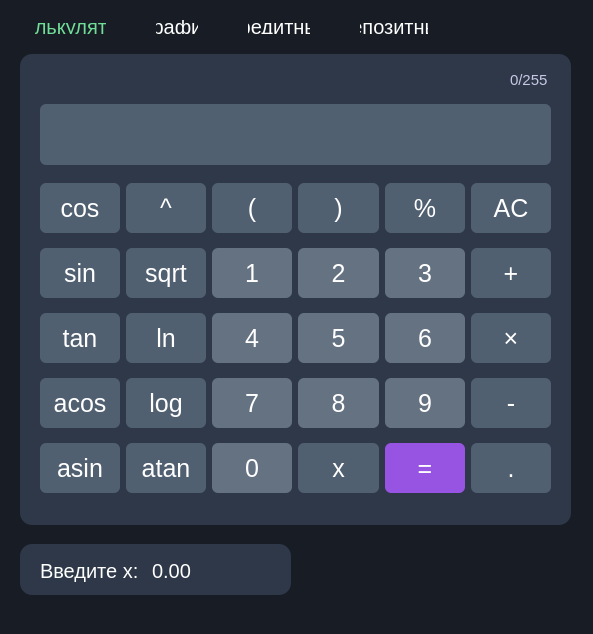
Before: the Qt Designer form src/calc/calc.ui in xwjkka/SmartCalc_v1.0, drawn with Qt 5.
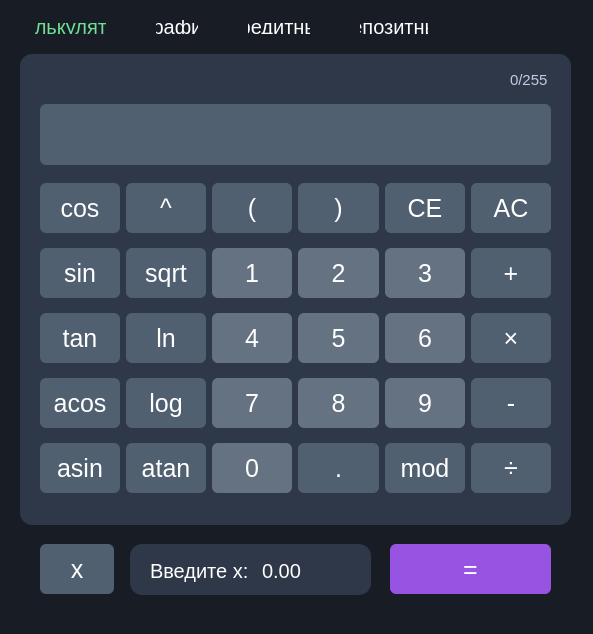
After: the same form once the commit is applied. The open tabs and pages were chosen to show the change. Custom widgets are drawn as their Qt base class.

Patch:
```diff
--- a/src/calc/calc.ui
+++ b/src/calc/calc.ui
@@ -19,6 +19,18 @@
     <verstretch>0</verstretch>
    </sizepolicy>
   </property>
+  <property name="minimumSize">
+   <size>
+    <width>593</width>
+    <height>634</height>
+   </size>
+  </property>
+  <property name="maximumSize">
+   <size>
+    <width>593</width>
+    <height>634</height>
+   </size>
+  </property>
   <property name="windowTitle">
    <string>calc</string>
   </property>
@@ -238,36 +250,6 @@
           </property>
          </widget>
         </item>
-        <item row="4" column="5">
-         <widget class="QPushButton" name="pushButton_point">
-          <property name="minimumSize">
-           <size>
-            <width>0</width>
-            <height>0</height>
-           </size>
-          </property>
-          <property name="styleSheet">
-           <string notr="true">QPushButton {
-background: #516071;
-border-radius: 6px;
-color: #FFFFFF;
-font-size: 25px;
-height:  50px;
-}
-
-QPushButton:hover {
-background:  rgb(101, 114, 130);;
-}
-QPushButton:pressed {
-background:  rgb(91, 104, 120);;
-}
-</string>
-          </property>
-          <property name="text">
-           <string>.</string>
-          </property>
-         </widget>
-        </item>
         <item row="2" column="2">
          <widget class="QPushButton" name="pushButton_4">
           <property name="minimumSize">
@@ -328,36 +310,6 @@
           </property>
          </widget>
         </item>
-        <item row="0" column="4">
-         <widget class="QPushButton" name="pushButton_div">
-          <property name="minimumSize">
-           <size>
-            <width>0</width>
-            <height>0</height>
-           </size>
-          </property>
-          <property name="styleSheet">
-           <string notr="true">QPushButton {
-background: #516071;
-border-radius: 6px;
-color: #FFFFFF;
-font-size: 25px;
-height:  50px;
-}
-
-QPushButton:hover {
-background:  rgb(101, 114, 130);;
-}
-QPushButton:pressed {
-background:  rgb(91, 104, 120);;
-}
-</string>
-          </property>
-          <property name="text">
-           <string>%</string>
-          </property>
-         </widget>
-        </item>
         <item row="3" column="2">
          <widget class="QPushButton" name="pushButton_7">
           <property name="minimumSize">
@@ -751,36 +703,6 @@
           </property>
          </widget>
         </item>
-        <item row="4" column="3">
-         <widget class="QPushButton" name="pushButton_x">
-          <property name="minimumSize">
-           <size>
-            <width>0</width>
-            <height>0</height>
-           </size>
-          </property>
-          <property name="styleSheet">
-           <string notr="true">QPushButton {
-background: #516071;
-border-radius: 6px;
-color: #FFFFFF;
-font-size: 25px;
-height:  50px;
-}
-
-QPushButton:hover {
-background:  rgb(101, 114, 130);;
-}
-QPushButton:pressed {
-background:  rgb(91, 104, 120);;
-}
-</string>
-          </property>
-          <property name="text">
-           <string>x</string>
-          </property>
-         </widget>
-        </item>
         <item row="1" column="2">
          <widget class="QPushButton" name="pushButton_1">
           <property name="enabled">
@@ -997,37 +919,6 @@
           </property>
          </widget>
         </item>
-        <item row="4" column="4">
-         <widget class="QPushButton" name="pushButton_equal">
-          <property name="minimumSize">
-           <size>
-            <width>0</width>
-            <height>0</height>
-           </size>
-          </property>
-          <property name="styleSheet">
-           <string notr="true">QPushButton {
-background: #516071;
-border-radius: 6px;
-color: #FFFFFF;
-font-size: 25px;
-height:  50px;
-background-color: rgb(151, 84, 226);
-}
-
-QPushButton:hover {
-background-color: rgb(201, 134, 255);
-}
-QPushButton:pressed {
-background-color:  rgb(122, 232, 160);
-}
-</string>
-          </property>
-          <property name="text">
-           <string>=</string>
-          </property>
-         </widget>
-        </item>
         <item row="0" column="3">
          <widget class="QPushButton" name="pushButton_close_bracket">
           <property name="minimumSize">
@@ -1058,6 +949,126 @@
           </property>
          </widget>
         </item>
+        <item row="4" column="3">
+         <widget class="QPushButton" name="pushButton_point">
+          <property name="minimumSize">
+           <size>
+            <width>0</width>
+            <height>0</height>
+           </size>
+          </property>
+          <property name="styleSheet">
+           <string notr="true">QPushButton {
+background: #516071;
+border-radius: 6px;
+color: #FFFFFF;
+font-size: 25px;
+height:  50px;
+}
+
+QPushButton:hover {
+background:  rgb(101, 114, 130);;
+}
+QPushButton:pressed {
+background:  rgb(91, 104, 120);;
+}
+</string>
+          </property>
+          <property name="text">
+           <string>.</string>
+          </property>
+         </widget>
+        </item>
+        <item row="4" column="4">
+         <widget class="QPushButton" name="pushButton_div_2">
+          <property name="minimumSize">
+           <size>
+            <width>0</width>
+            <height>0</height>
+           </size>
+          </property>
+          <property name="styleSheet">
+           <string notr="true">QPushButton {
+background: #516071;
+border-radius: 6px;
+color: #FFFFFF;
+font-size: 25px;
+height:  50px;
+}
+
+QPushButton:hover {
+background:  rgb(101, 114, 130);;
+}
+QPushButton:pressed {
+background:  rgb(91, 104, 120);;
+}
+</string>
+          </property>
+          <property name="text">
+           <string>mod</string>
+          </property>
+         </widget>
+        </item>
+        <item row="4" column="5">
+         <widget class="QPushButton" name="pushButton_div">
+          <property name="minimumSize">
+           <size>
+            <width>0</width>
+            <height>0</height>
+           </size>
+          </property>
+          <property name="styleSheet">
+           <string notr="true">QPushButton {
+background: #516071;
+border-radius: 6px;
+color: #FFFFFF;
+font-size: 25px;
+height:  50px;
+}
+
+QPushButton:hover {
+background:  rgb(101, 114, 130);;
+}
+QPushButton:pressed {
+background:  rgb(91, 104, 120);;
+}
+</string>
+          </property>
+          <property name="text">
+           <string>÷</string>
+          </property>
+         </widget>
+        </item>
+        <item row="0" column="4">
+         <widget class="QPushButton" name="pushButton_clear_2">
+          <property name="minimumSize">
+           <size>
+            <width>0</width>
+            <height>0</height>
+           </size>
+          </property>
+          <property name="styleSheet">
+           <string notr="true">QPushButton {
+background: #516071;
+border-radius: 6px;
+color: #FFFFFF;
+font-size: 25px;
+height:  50px;
+}
+
+QPushButton:hover {
+background:  rgb(101, 114, 130);;
+}
+QPushButton:pressed {
+background:  rgb(91, 104, 120);;
+}
+</string>
+          </property>
+          <property name="text">
+           <string>CE</string>
+          </property>
+         </widget>
+        </item>
        </layout>
       </widget>
       <widget class="QLineEdit" name="lineEdit_2">
@@ -1124,9 +1135,9 @@
      <widget class="QFrame" name="frame_2">
       <property name="geometry">
        <rect>
-        <x>10</x>
+        <x>120</x>
         <y>510</y>
-        <width>271</width>
+        <width>241</width>
         <height>51</height>
        </rect>
       </property>
@@ -1199,6 +1210,79 @@
        </property>
       </widget>
      </widget>
+     <widget class="QPushButton" name="pushButton_x">
+      <property name="geometry">
+       <rect>
+        <x>30</x>
+        <y>510</y>
+        <width>74</width>
+        <height>50</height>
+       </rect>
+      </property>
+      <property name="minimumSize">
+       <size>
+        <width>0</width>
+        <height>0</height>
+       </size>
+      </property>
+      <property name="styleSheet">
+       <string notr="true">QPushButton {
+background: #516071;
+border-radius: 6px;
+color: #FFFFFF;
+font-size: 25px;
+height:  50px;
+}
+
+QPushButton:hover {
+background:  rgb(101, 114, 130);;
+}
+QPushButton:pressed {
+background:  rgb(91, 104, 120);;
+}
+</string>
+      </property>
+      <property name="text">
+       <string>x</string>
+      </property>
+     </widget>
+     <widget class="QPushButton" name="pushButton_equal">
+      <property name="geometry">
+       <rect>
+        <x>380</x>
+        <y>510</y>
+        <width>161</width>
+        <height>50</height>
+       </rect>
+      </property>
+      <property name="minimumSize">
+       <size>
+        <width>0</width>
+        <height>0</height>
+       </size>
+      </property>
+      <property name="styleSheet">
+       <string notr="true">QPushButton {
+background: #516071;
+border-radius: 6px;
+color: #FFFFFF;
+font-size: 25px;
+height:  50px;
+background-color: rgb(151, 84, 226);
+}
+
+QPushButton:hover {
+background-color: rgb(201, 134, 255);
+}
+QPushButton:pressed {
+background-color:  rgb(122, 232, 160);
+}
+</string>
+      </property>
+      <property name="text">
+       <string>=</string>
+      </property>
+     </widget>
     </widget>
     <widget class="QWidget" name="tab_4">
      <attribute name="title">
```
Left out of the diff: 5 changed lines with no effect on the pictures.
